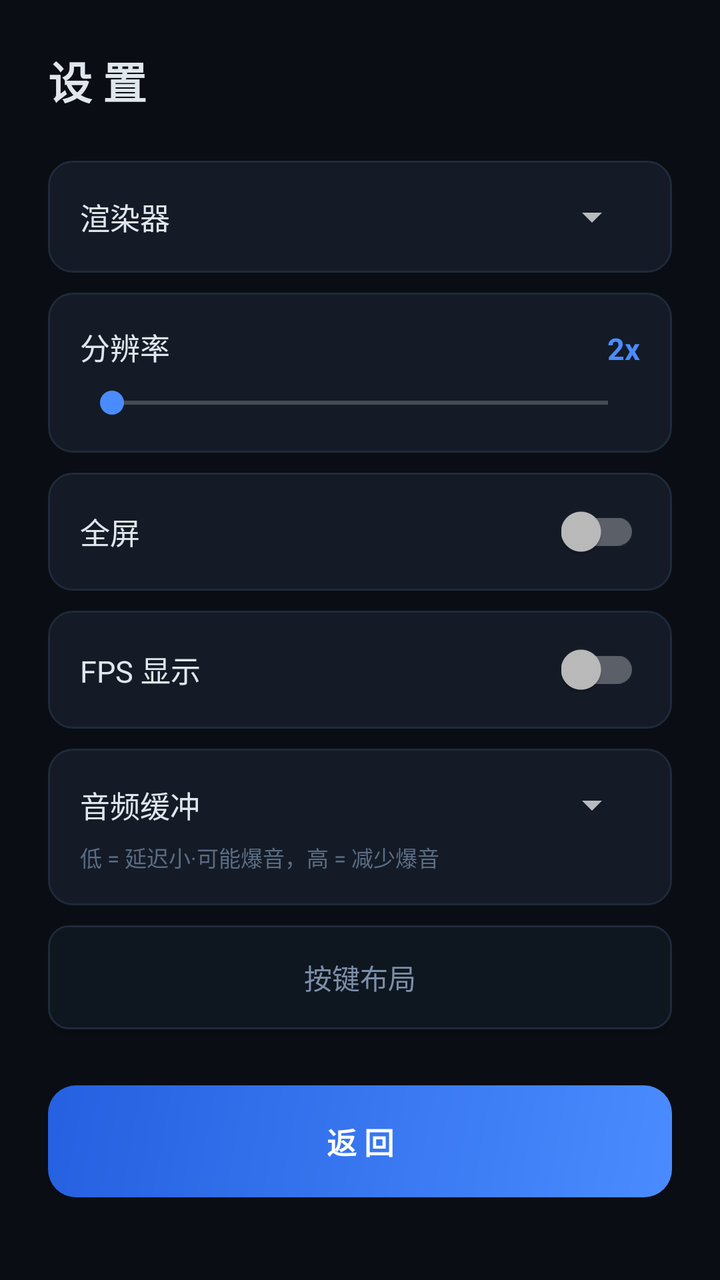
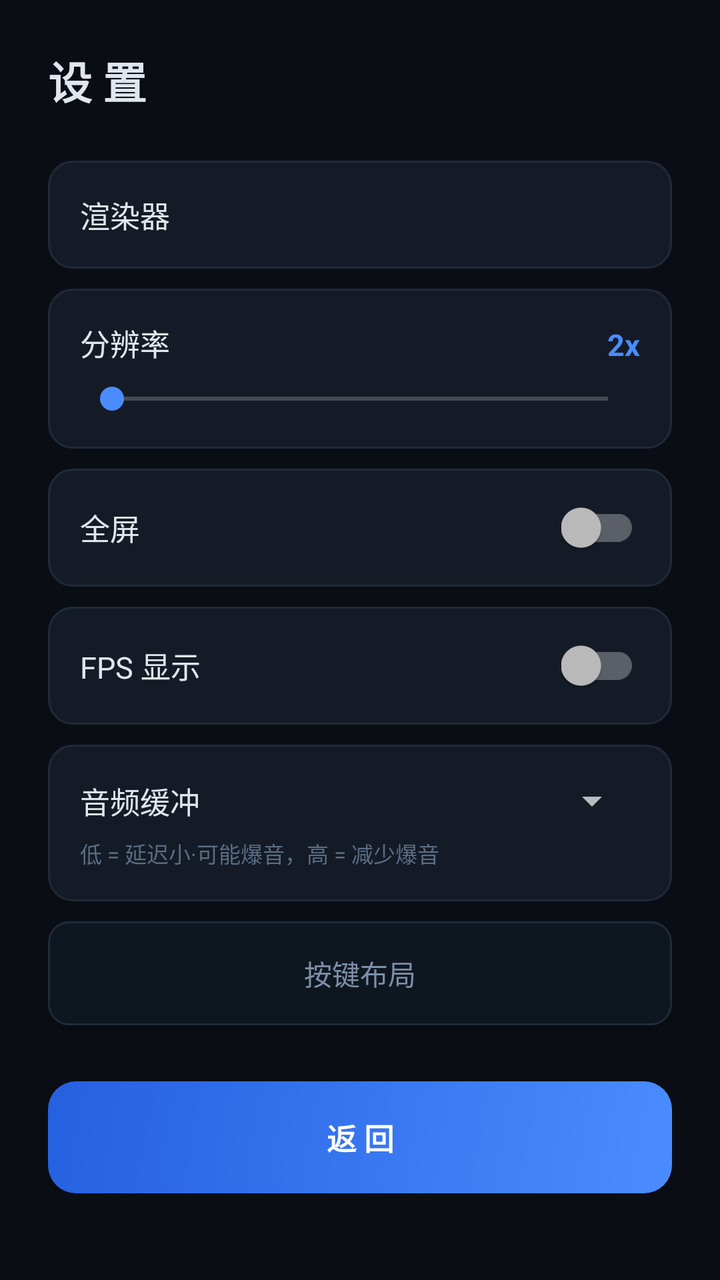

Screens rendered from an Android XML layout before and after an edit, with the pre-edit source and the edit as a unified diff.
<!-- AndroidManifest.xml: application theme Theme.UltramanFE0 -->
<!-- res/layout/activity_settings.xml -->
<?xml version="1.0" encoding="utf-8"?>
<ScrollView xmlns:android="http://schemas.android.com/apk/res/android"
    android:layout_width="match_parent" android:layout_height="match_parent"
    android:background="@color/bg">
<LinearLayout
    android:layout_width="match_parent" android:layout_height="wrap_content"
    android:orientation="vertical" android:padding="24dp">
    <TextView android:layout_width="wrap_content" android:layout_height="wrap_content"
        android:text="设 置" android:textColor="#E0E6ED"
        android:textSize="22sp" android:textStyle="bold"/>

    <LinearLayout android:layout_width="match_parent" android:layout_height="wrap_content"
        android:layout_marginTop="24dp" android:background="@drawable/bg_card"
        android:gravity="center_vertical" android:orientation="horizontal" android:padding="16dp">
        <TextView android:layout_width="0dp" android:layout_height="wrap_content"
            android:layout_weight="1" android:text="渲染器" android:textColor="#E0E6ED" android:textSize="15sp"/>
        <Spinner android:id="@+id/spBackend" android:layout_width="wrap_content"
            android:layout_height="wrap_content" android:minWidth="130dp"/>
    </LinearLayout>

    <LinearLayout android:layout_width="match_parent" android:layout_height="wrap_content"
        android:layout_marginTop="10dp" android:background="@drawable/bg_card"
        android:orientation="vertical" android:padding="16dp">
        <LinearLayout android:layout_width="match_parent" android:layout_height="wrap_content"
            android:orientation="horizontal">
            <TextView android:layout_width="0dp" android:layout_height="wrap_content"
                android:layout_weight="1" android:text="分辨率" android:textColor="#E0E6ED" android:textSize="15sp"/>
            <TextView android:id="@+id/tvRes" android:layout_width="wrap_content" android:layout_height="wrap_content"
                android:text="2x" android:textColor="#4A8CFF" android:textSize="15sp" android:textStyle="bold"/>
        </LinearLayout>
        <SeekBar android:id="@+id/sbRes" android:layout_width="match_parent"
            android:layout_height="wrap_content" android:layout_marginTop="8dp"/>
    </LinearLayout>

    <LinearLayout android:layout_width="match_parent" android:layout_height="wrap_content"
        android:layout_marginTop="10dp" android:background="@drawable/bg_card"
        android:gravity="center_vertical" android:orientation="horizontal" android:padding="16dp">
        <TextView android:layout_width="0dp" android:layout_height="wrap_content"
            android:layout_weight="1" android:text="全屏" android:textColor="#E0E6ED" android:textSize="15sp"/>
        <androidx.appcompat.widget.SwitchCompat android:id="@+id/swFullscreen"
            android:layout_width="wrap_content" android:layout_height="wrap_content"/>
    </LinearLayout>

    <LinearLayout android:layout_width="match_parent" android:layout_height="wrap_content"
        android:layout_marginTop="10dp" android:background="@drawable/bg_card"
        android:gravity="center_vertical" android:orientation="horizontal" android:padding="16dp">
        <TextView android:layout_width="0dp" android:layout_height="wrap_content"
            android:layout_weight="1" android:text="FPS 显示" android:textColor="#E0E6ED" android:textSize="15sp"/>
        <androidx.appcompat.widget.SwitchCompat android:id="@+id/swShowFps"
            android:layout_width="wrap_content" android:layout_height="wrap_content"/>
    </LinearLayout>

    <LinearLayout android:layout_width="match_parent" android:layout_height="wrap_content"
        android:layout_marginTop="10dp" android:background="@drawable/bg_card"
        android:orientation="vertical" android:padding="16dp">
        <LinearLayout android:layout_width="match_parent" android:layout_height="wrap_content"
            android:gravity="center_vertical" android:orientation="horizontal">
            <TextView android:layout_width="0dp" android:layout_height="wrap_content"
                android:layout_weight="1" android:text="音频缓冲" android:textColor="#E0E6ED" android:textSize="15sp"/>
            <Spinner android:id="@+id/spAudioBuffer" android:layout_width="wrap_content"
                android:layout_height="wrap_content" android:minWidth="150dp"/>
        </LinearLayout>
        <TextView android:layout_width="match_parent" android:layout_height="wrap_content"
            android:layout_marginTop="6dp" android:text="低 = 延迟小·可能爆音，高 = 减少爆音"
            android:textColor="#5A6D85" android:textSize="11sp"/>
    </LinearLayout>

    <Button android:id="@+id/btnEditButtons"
        android:layout_width="match_parent" android:layout_height="52dp"
        android:layout_marginTop="10dp" android:background="@drawable/bg_btn_secondary"
        android:text="按键布局" android:textColor="#7D8FA8" android:textSize="14sp"/>
    <Button android:id="@+id/btnBack"
        android:layout_width="match_parent" android:layout_height="56dp"
        android:layout_marginTop="28dp" android:background="@drawable/bg_btn_primary"
        android:text="返 回" android:textColor="#FFFFFF"
        android:textSize="15sp" android:textStyle="bold"/>
</LinearLayout>
</ScrollView>
<!-- resources referenced by this layout -->
<resources>
  <color name="bg">#0A0E14</color>
  <!-- drawable bg_btn_primary (drawable) -->
  <?xml version="1.0" encoding="utf-8"?>
  <shape xmlns:android="http://schemas.android.com/apk/res/android">
      <gradient android:angle="135" android:startColor="#4A8CFF" android:endColor="#2560E0"/>
      <corners android:radius="14dp"/>
  </shape>
  <!-- drawable bg_btn_secondary (drawable) -->
  <?xml version="1.0" encoding="utf-8"?>
  <shape xmlns:android="http://schemas.android.com/apk/res/android">
      <solid android:color="#0E1620"/>
      <corners android:radius="10dp"/>
      <stroke android:width="1dp" android:color="#1F2A3A"/>
  </shape>
  <!-- drawable bg_card (drawable) -->
  <?xml version="1.0" encoding="utf-8"?>
  <shape xmlns:android="http://schemas.android.com/apk/res/android">
      <solid android:color="#141B26"/>
      <corners android:radius="12dp"/>
      <stroke android:width="1dp" android:color="#1F2A3A"/>
  </shape>
  <style name="Theme.UltramanFE0" parent="Theme.AppCompat.NoActionBar">
          <item name="colorPrimary">@color/accent</item>
          <item name="colorAccent">@color/accent</item>
          <item name="android:windowBackground">@color/bg</item>
          <item name="android:statusBarColor">@color/bg</item>
          <item name="android:navigationBarColor">@color/bg</item>
      </style>
  <color name="accent">#4A8CFF</color>
</resources>

<!-- the commit's change to res/layout/activity_settings.xml (unified diff, before → after) -->
@@ -14,8 +14,6 @@
         android:gravity="center_vertical" android:orientation="horizontal" android:padding="16dp">
         <TextView android:layout_width="0dp" android:layout_height="wrap_content"
             android:layout_weight="1" android:text="渲染器" android:textColor="#E0E6ED" android:textSize="15sp"/>
-        <Spinner android:id="@+id/spBackend" android:layout_width="wrap_content"
-            android:layout_height="wrap_content" android:minWidth="130dp"/>
     </LinearLayout>
 
     <LinearLayout android:layout_width="match_parent" android:layout_height="wrap_content"
